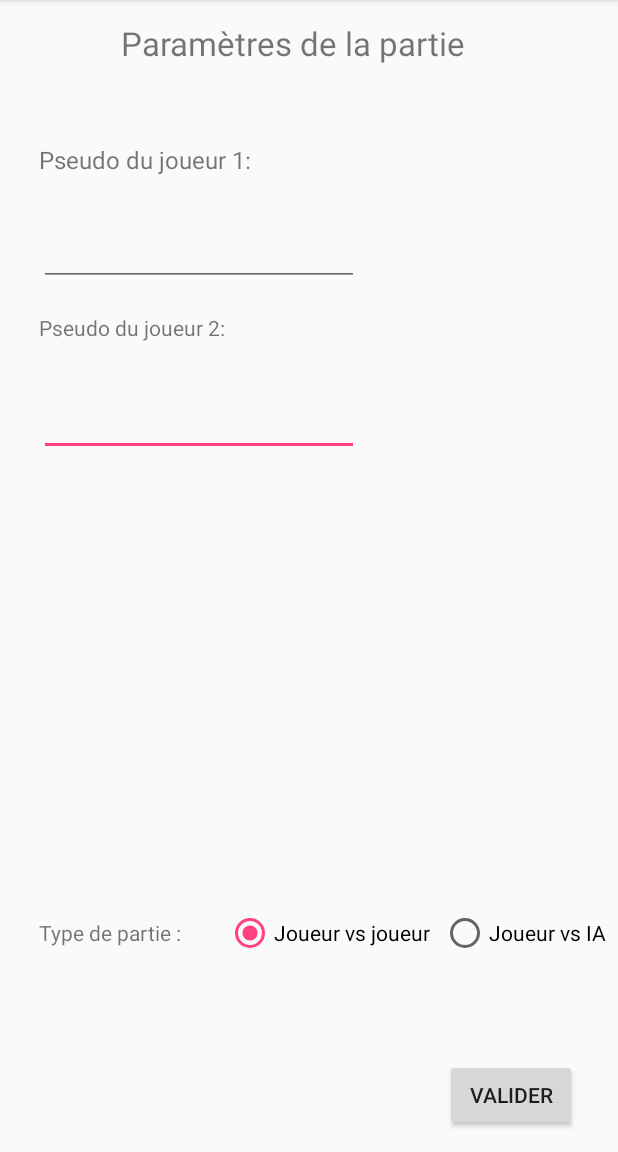
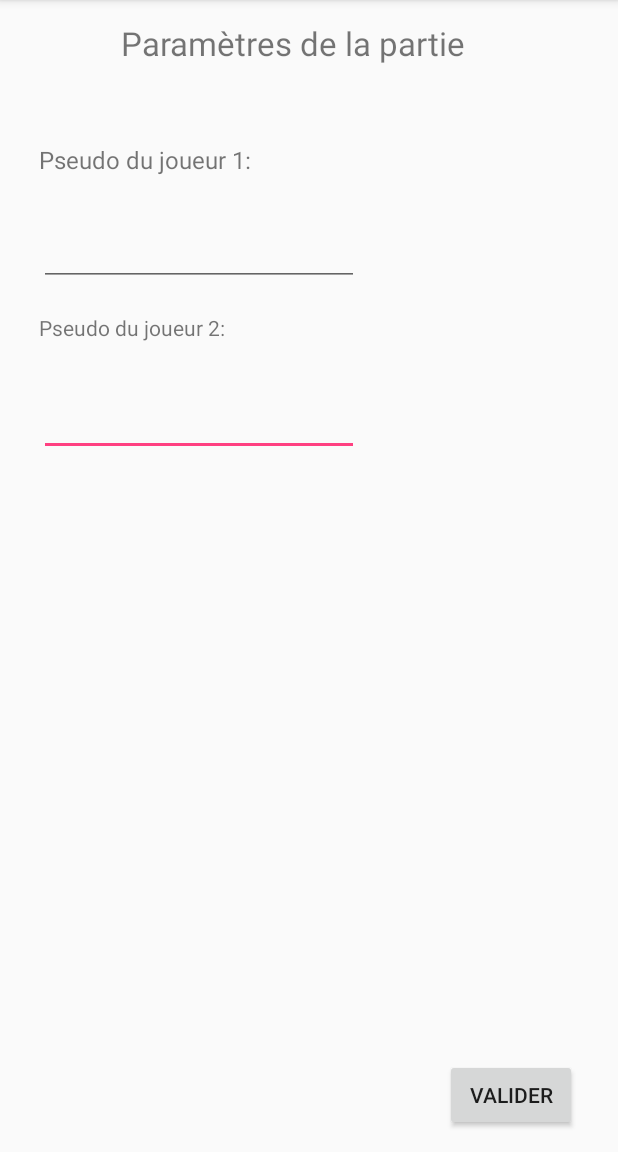
Before and after one commit to Anthony-Lardy/SuperMorpion, an Android app: the ParametrePartie screen opened directly, with no data from a screen before it, on a phone screen of 412 x 824 dp, the part 84-1236 px from its top. Run offline under Robolectric (Android 15) with nearby library versions, the phone set to English and light mode, and no system bars.

Commit message:
qd<dghb,

```diff
--- a/morpionTest/app/src/main/java/com/example/fisso/morpiontest/MainActivity.java
+++ b/morpionTest/app/src/main/java/com/example/fisso/morpiontest/MainActivity.java
@@ -215,9 +215,10 @@ public class MainActivity extends AppCompatActivity {
                                 desactiverMatrice(liste);
                                 Matrice a = getMatriceClique(b);
                                 verificationVictoire(a);
-                                verificationVictoirePartie();
-                                changerJoueur();
-                                coupSuivant(b, a);
+                                if(verificationVictoirePartie() == 0) {
+                                    changerJoueur();
+                                    coupSuivant(b, a);
+                                }
                             }
                         });
                     }
@@ -281,7 +282,6 @@ public class MainActivity extends AppCompatActivity {
             });
             finPartie.setTitle("Victoire !!");
             finPartie.setIcon(joueurActuel.getFormeTrans());
-            changerJoueur();
             finPartie.setMessage(joueurActuel.getPseudo() + " a gagné !!");
             finPartie.show();
         }else if(typeFin == 0){
@@ -292,7 +292,6 @@ public class MainActivity extends AppCompatActivity {
             });
             finPartie.setTitle("Égalité !!");
             finPartie.setIcon(R.drawable.egalite);
-            changerJoueur();
             finPartie.show();
         }
 
--- a/morpionTest/app/src/main/java/com/example/fisso/morpiontest/ParametrePartie.java
+++ b/morpionTest/app/src/main/java/com/example/fisso/morpiontest/ParametrePartie.java
@@ -17,8 +17,6 @@ public class ParametrePartie  extends AppCompatActivity {
     private EditText pseudo1;
     private EditText pseudo2;
     private Button valider;
-    private String name1;
-    private String name2;
     public SharedPreferences preferences;
 
     @Override
--- a/morpionTest/app/src/main/res/layout/parametres.xml
+++ b/morpionTest/app/src/main/res/layout/parametres.xml
@@ -49,7 +49,7 @@
         android:layout_width="wrap_content"
         android:layout_height="wrap_content"
         android:inputType="textPersonName"
-        android:text=""
+        android:maxLength="15"
         android:ems="10"
         android:id="@+id/joueur2Pseudo"
         android:layout_below="@+id/pseudo2"
@@ -59,49 +59,11 @@
         android:layout_width="wrap_content"
         android:layout_height="wrap_content"
         android:inputType="textPersonName"
-        android:text=""
+        android:maxLength="15"
         android:ems="10"
         android:id="@+id/joueur1Pseudo"
         android:layout_below="@+id/pseudo1"
         android:layout_alignStart="@+id/pseudo1" />
 
-    <RadioGroup
-        android:orientation="horizontal"
-        android:layout_width="500dp"
-        android:layout_height="100dp"
-        android:checkedButton="@+id/radioButton"
-        android:layout_above="@+id/Valider"
-        android:layout_alignStart="@+id/joueur2Pseudo">
-
-        <TextView
-            android:text="Type de partie :"
-            android:layout_width="wrap_content"
-            android:layout_height="wrap_content"
-            android:id="@+id/textView8"
-            android:layout_below="@+id/joueur2Pseudo"
-            android:layout_alignStart="@+id/joueur2Pseudo"
-            android:layout_weight="1" />
-
-        <RadioButton
-            android:text="Joueur vs joueur"
-            android:layout_width="wrap_content"
-            android:layout_height="wrap_content"
-            android:id="@+id/radioButton"
-            android:layout_marginBottom="20dp"
-            android:layout_above="@+id/Valider"
-            android:layout_alignParentStart="true"
-            android:layout_marginStart="23dp"
-            android:layout_weight="1" />
-
-        <RadioButton
-            android:text="Joueur vs IA"
-            android:layout_width="wrap_content"
-            android:layout_height="wrap_content"
-            android:id="@+id/radioButton2"
-            android:layout_alignBaseline="@+id/radioButton"
-            android:layout_alignBottom="@+id/radioButton"
-            android:layout_alignEnd="@+id/parametresTitre"
-            android:layout_weight="1" />
-    </RadioGroup>
 
 </RelativeLayout>
```
